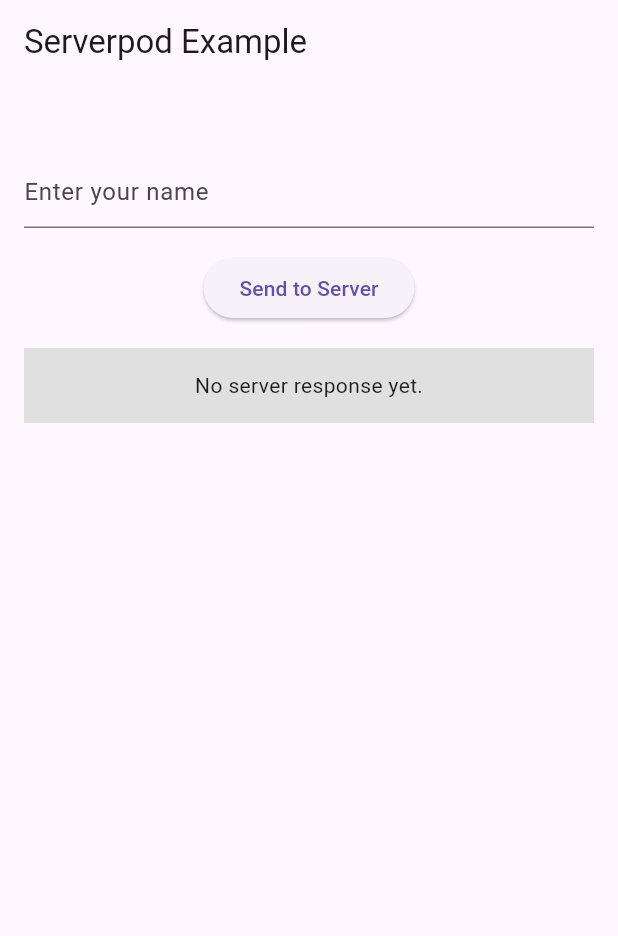
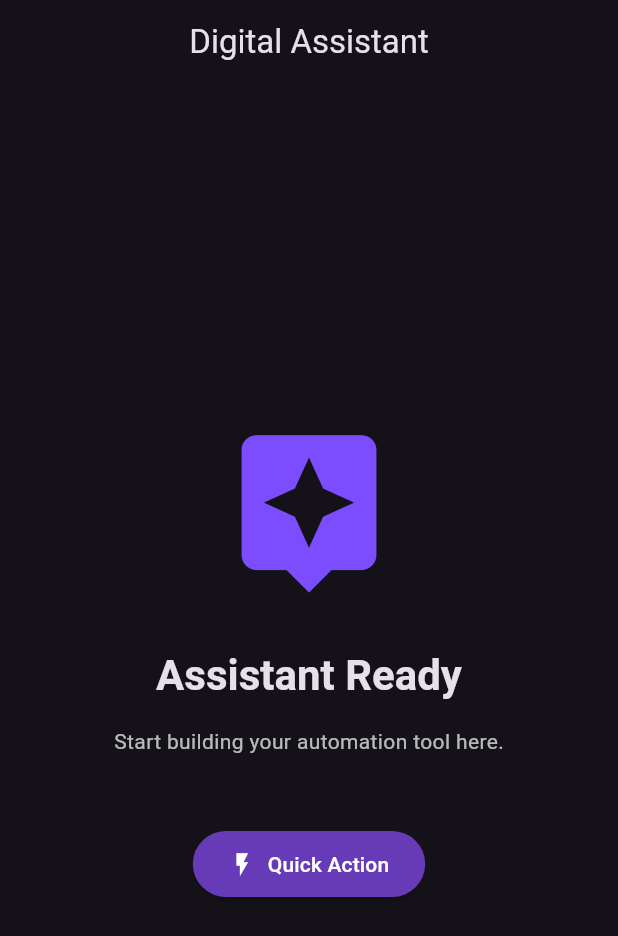
Before and after one commit to Slozzyondul/Flutter_Butler_Hackathon, a Flutter app: the screen it shows after launch, on a phone screen of 412 x 824 dp. Shown: the top 936 px of the screen. Run offline on Flutter 3.47's test engine with Material 3 defaults, Android fonts, the phone set to English and light mode, and no system bars; missing offline and left inert: serverpod, serverpod_auth_core_client, serverpod_auth_core_server, serverpod_auth_idp_client, serverpod_auth_idp_flutter, serverpod_auth_idp_server and 2 more; statements that could not run were skipped.

Commit message:
cleanup default serverpod greeting project

```diff
--- a/flutter_butler_hackathon_flutter/lib/main.dart
+++ b/flutter_butler_hackathon_flutter/lib/main.dart
@@ -3,31 +3,16 @@
 import 'package:serverpod_flutter/serverpod_flutter.dart';
 import 'package:serverpod_auth_idp_flutter/serverpod_auth_idp_flutter.dart';
 
-import 'screens/greetings_screen.dart';
-
-/// Sets up a global client object that can be used to talk to the server from
-/// anywhere in our app. The client is generated from your server code
-/// and is set up to connect to a Serverpod running on a local server on
-/// the default port. You will need to modify this to connect to staging or
-/// production servers.
-/// In a larger app, you may want to use the dependency injection of your choice
-/// instead of using a global client object. This is just a simple example.
+// Sets up a global client object that can be used to talk to the server from
+// anywhere in our app. The client is generated from your server code
+// and is set up to connect to a Serverpod running on a local server on
+// the default port. You will need to modify this to connect to staging or
+// production servers.
 late final Client client;
-
-late String serverUrl;
 
 void main() async {
   WidgetsFlutterBinding.ensureInitialized();
 
-  // When you are running the app on a physical device, you need to set the
-  // server URL to the IP address of your computer. You can find the IP
-  // address by running `ipconfig` on Windows or `ifconfig` on Mac/Linux.
-  //
-  // You can set the variable when running or building your app like this:
-  // E.g. `flutter run --dart-define=SERVER_URL=https://api.example.com/`.
-  //
-  // Otherwise, the server URL is fetched from the assets/config.json file or
-  // defaults to http://$localhost:8080/ if not found.
   final serverUrl = await getServerUrl();
 
   client = Client(serverUrl)
@@ -45,35 +30,73 @@
   @override
   Widget build(BuildContext context) {
     return MaterialApp(
-      title: 'Serverpod Demo',
-      theme: ThemeData(primarySwatch: Colors.blue),
-      home: const MyHomePage(title: 'Serverpod Example'),
+      title: 'Digital Assistant',
+      debugShowCheckedModeBanner: false,
+      theme: ThemeData(
+        brightness: Brightness.dark,
+        primarySwatch: Colors.deepPurple,
+        useMaterial3: true,
+      ),
+      home: const AssistantPage(),
     );
   }
 }
 
-class MyHomePage extends StatelessWidget {
-  const MyHomePage({super.key, required this.title});
+class AssistantPage extends StatefulWidget {
+  const AssistantPage({super.key});
 
-  final String title;
+  @override
+  State<AssistantPage> createState() => _AssistantPageState();
+}
 
+class _AssistantPageState extends State<AssistantPage> {
   @override
   Widget build(BuildContext context) {
     return Scaffold(
-      appBar: AppBar(title: Text(title)),
-      body: const GreetingsScreen(),
-      // To test authentication in this example app, uncomment the line below
-      // and comment out the line above. This wraps the GreetingsScreen with a
-      // SignInScreen, which automatically shows a sign-in UI when the user is
-      // not authenticated and displays the GreetingsScreen once they sign in.
-      //
-      // body: SignInScreen(
-      //   child: GreetingsScreen(
-      //     onSignOut: () async {
-      //       await client.auth.signOutDevice();
-      //     },
-      //   ),
-      // ),
+      appBar: AppBar(
+        title: const Text('Digital Assistant'),
+        centerTitle: true,
+      ),
+      body: Center(
+        child: Column(
+          mainAxisAlignment: MainAxisAlignment.center,
+          children: [
+            const Icon(
+              Icons.assistant,
+              size: 120,
+              color: Colors.deepPurpleAccent,
+            ),
+            const SizedBox(height: 32),
+            Text(
+              'Assistant Ready',
+              style: Theme.of(context).textTheme.headlineMedium?.copyWith(
+                fontWeight: FontWeight.bold,
+              ),
+            ),
+            const SizedBox(height: 16),
+            const Text(
+              'Start building your automation tool here.',
+              style: TextStyle(color: Colors.white70),
+            ),
+            const SizedBox(height: 48),
+            ElevatedButton.icon(
+              onPressed: () {
+                // Future implementation
+              },
+              icon: const Icon(Icons.flash_on),
+              label: const Text('Quick Action'),
+              style: ElevatedButton.styleFrom(
+                backgroundColor: Colors.deepPurple,
+                foregroundColor: Colors.white,
+                padding: const EdgeInsets.symmetric(
+                  horizontal: 24,
+                  vertical: 12,
+                ),
+              ),
+            ),
+          ],
+        ),
+      ),
     );
   }
 }
--- a/flutter_butler_hackathon_flutter/lib/screens/greetings_screen.dart
+++ /dev/null
@@ -1,105 +0,0 @@
-import 'package:flutter/material.dart';
-
-import '../main.dart';
-
-class GreetingsScreen extends StatefulWidget {
-  final Future<void> Function()? onSignOut;
-  const GreetingsScreen({super.key, this.onSignOut});
-
-  @override
-  State<GreetingsScreen> createState() => _GreetingsScreenState();
-}
-
-class _GreetingsScreenState extends State<GreetingsScreen> {
-  /// Holds the last result or null if no result exists yet.
-  String? _resultMessage;
-
-  /// Holds the last error message that we've received from the server or null
-  /// if no error exists yet.
-  String? _errorMessage;
-
-  final _textEditingController = TextEditingController();
-
-  /// Calls the `hello` method of the `greeting` endpoint. Will set either the
-  /// `_resultMessage` or `_errorMessage` field, depending on if the call
-  /// is successful.
-  void _callHello() async {
-    try {
-      final result = await client.greeting.hello(_textEditingController.text);
-      setState(() {
-        _errorMessage = null;
-        _resultMessage = result.message;
-      });
-    } catch (e) {
-      setState(() {
-        _errorMessage = '$e';
-      });
-    }
-  }
-
-  @override
-  Widget build(BuildContext context) {
-    return Padding(
-      padding: const EdgeInsets.all(16),
-      child: Column(
-        children: [
-          if (widget.onSignOut != null) ...[
-            const Text('You are connected'),
-            ElevatedButton(
-              onPressed: widget.onSignOut,
-              child: const Text('Sign out'),
-            ),
-          ],
-          const SizedBox(height: 32),
-          TextField(
-            controller: _textEditingController,
-            decoration: const InputDecoration(hintText: 'Enter your name'),
-          ),
-          const SizedBox(height: 16),
-          ElevatedButton(
-            onPressed: _callHello,
-            child: const Text('Send to Server'),
-          ),
-          const SizedBox(height: 16),
-          ResultDisplay(
-            resultMessage: _resultMessage,
-            errorMessage: _errorMessage,
-          ),
-        ],
-      ),
-    );
-  }
-}
-
-/// ResultDisplays shows the result of the call. Either the returned result
-/// from the `example.greeting` endpoint method or an error message.
-class ResultDisplay extends StatelessWidget {
-  final String? resultMessage;
-  final String? errorMessage;
-
-  const ResultDisplay({super.key, this.resultMessage, this.errorMessage});
-
-  @override
-  Widget build(BuildContext context) {
-    String text;
-    Color backgroundColor;
-    if (errorMessage != null) {
-      backgroundColor = Colors.red[300]!;
-      text = errorMessage!;
-    } else if (resultMessage != null) {
-      backgroundColor = Colors.green[300]!;
-      text = resultMessage!;
-    } else {
-      backgroundColor = Colors.grey[300]!;
-      text = 'No server response yet.';
-    }
-
-    return ConstrainedBox(
-      constraints: const BoxConstraints(minHeight: 50),
-      child: Container(
-        color: backgroundColor,
-        child: Center(child: Text(text)),
-      ),
-    );
-  }
-}
--- a/flutter_butler_hackathon_server/lib/src/greetings/greeting_endpoint.dart
+++ /dev/null
@@ -1,34 +0,0 @@
-import '../generated/protocol.dart';
-import 'package:serverpod/serverpod.dart';
-
-// This is an example endpoint of your server. It's best practice to use the
-// `Endpoint` ending of the class name, but it will be removed when accessing
-// the endpoint from the client. I.e., this endpoint can be accessed through
-// `client.greeting` on the client side.
-
-// After adding or modifying an endpoint, you will need to run
-// `serverpod generate` to update the server and client code.
-
-/// This is an example endpoint that returns a greeting message through
-/// its [hello] method.
-class GreetingEndpoint extends Endpoint {
-  // This method is called when the client calls the `hello` method on the
-  // `greeting` endpoint.
-  //
-  // The `Session` parameter contains the context of the client request.
-  // It provides access to the database and other server-side resources like
-  // secrets from your password file, the cache, storage, and server-event
-  // messaging.
-  //
-  // You can use any serializable type as a parameter or return type, read more
-  // in the [docs](https://docs.serverpod.dev/concepts/working-with-endpoints).
-
-  /// Returns a personalized greeting message: "Hello {name}".
-  Future<Greeting> hello(Session session, String name) async {
-    return Greeting(
-      message: 'Hello $name',
-      author: 'Serverpod',
-      timestamp: DateTime.now(),
-    );
-  }
-}
```
Also changed, not shown: flutter_butler_hackathon_client/lib/src/protocol/client.dart (+2 -26 lines), flutter_butler_hackathon_client/lib/src/protocol/greetings/greeting.dart (deleted, +0 -98 lines), flutter_butler_hackathon_client/lib/src/protocol/protocol.dart (+11 -27 lines), flutter_butler_hackathon_flutter/lib/screens/sign_in_screen.dart (deleted, +0 -47 lines), flutter_butler_hackathon_server/lib/src/greetings/greeting.spy.yaml (deleted, +0 -24 lines), flutter_butler_hackathon_server/lib/src/generated/endpoints.dart, flutter_butler_hackathon_server/lib/src/generated/greetings/greeting.dart (deleted), flutter_butler_hackathon_server/lib/src/generated/protocol.dart, flutter_butler_hackathon_server/lib/src/generated/protocol.yaml, 2 other files.
